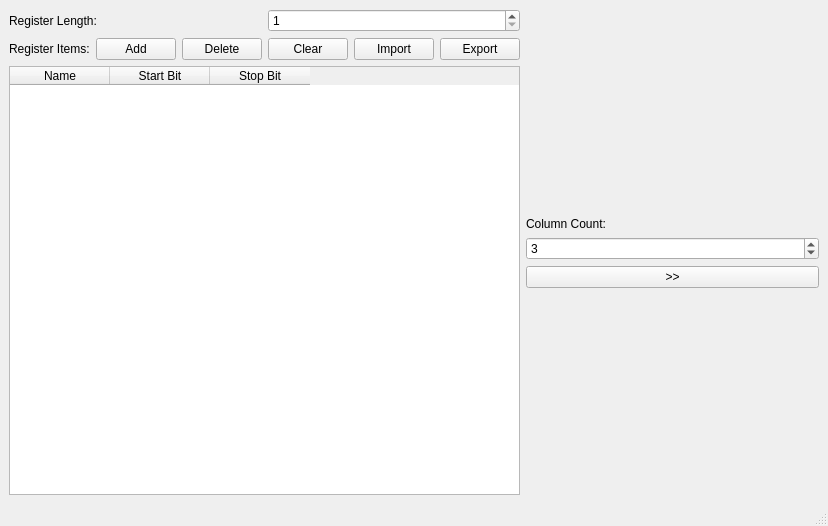
The window that mainwindow.ui (wh201906/RegCompiler) describes before a commit, drawn with Qt 5.
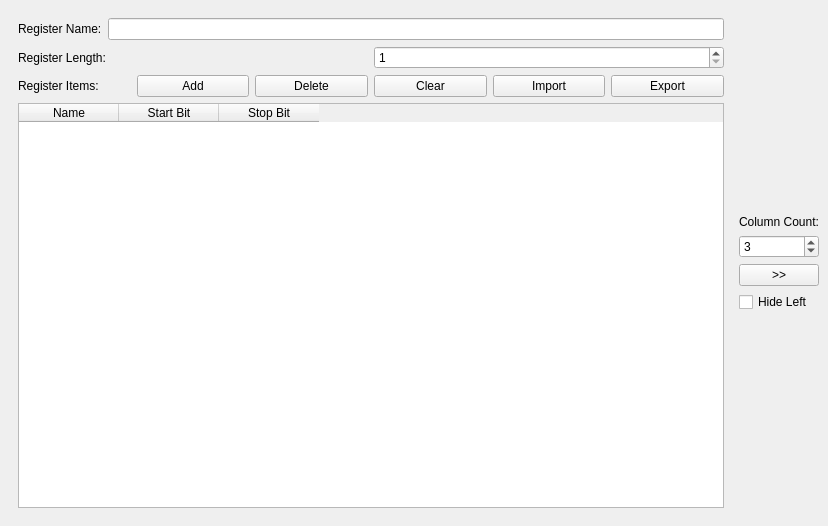
The same window after the commit.

What changed in the file:
```diff
--- a/mainwindow.ui
+++ b/mainwindow.ui
@@ -14,9 +14,24 @@
    <string>MainWindow</string>
   </property>
   <widget class="QWidget" name="centralwidget">
+   <layout class="QHBoxLayout" name="horizontalLayout_5">
+    <item>
+     <widget class="QFrame" name="leftFrame">
+      <layout class="QVBoxLayout" name="leftLayout">
+       <item>
    <layout class="QHBoxLayout" name="horizontalLayout_2">
     <item>
-     <layout class="QVBoxLayout" name="verticalLayout">
+          <widget class="QLabel" name="label_4">
+           <property name="text">
+            <string>Register Name:</string>
+           </property>
+          </widget>
+         </item>
+         <item>
+          <widget class="QLineEdit" name="nameEdit"/>
+         </item>
+        </layout>
+       </item>
       <item>
        <layout class="QHBoxLayout" name="horizontalLayout">
         <item>
@@ -146,6 +161,7 @@
        </widget>
       </item>
      </layout>
+     </widget>
     </item>
     <item>
      <layout class="QVBoxLayout" name="verticalLayout_2">
@@ -192,6 +208,13 @@
         </property>
        </widget>
       </item>
+      <item>
+       <widget class="QCheckBox" name="hideBox">
+        <property name="text">
+         <string>Hide Left</string>
+        </property>
+       </widget>
+      </item>
       <item>
        <spacer name="verticalSpacer_2">
         <property name="orientation">
@@ -222,7 +245,6 @@
     </rect>
    </property>
   </widget>
-  <widget class="QStatusBar" name="statusbar"/>
  </widget>
  <resources/>
  <connections/>
```
Left out of the diff: 6 changed lines with no effect on the pictures. Lines whose indentation alone changed are shown as unchanged.
